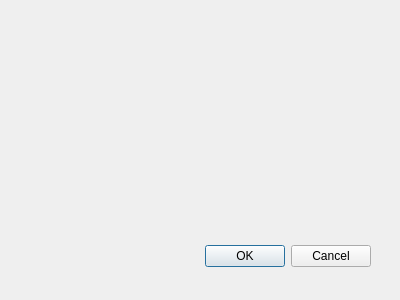
Old version of the form advancedmode.ui in the repository gurmaaan/WeldAnalysis.
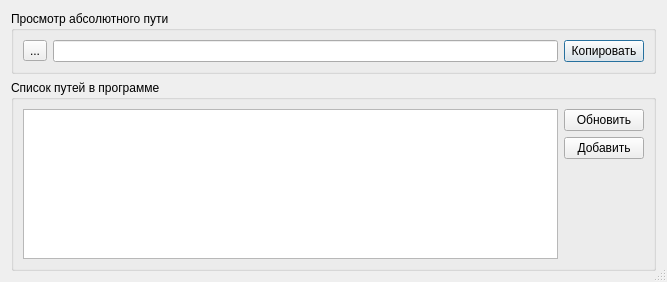
New version of the form.

The edit to the form file:
```diff
--- a/advancedmode.ui
+++ b/advancedmode.ui
@@ -8,29 +8,98 @@
    <rect>
     <x>0</x>
     <y>0</y>
-    <width>400</width>
-    <height>300</height>
+    <width>667</width>
+    <height>282</height>
    </rect>
   </property>
   <property name="windowTitle">
    <string>Dialog</string>
   </property>
-  <widget name="buttonBox" class="QDialogButtonBox">
-   <property name="geometry">
-    <rect>
-     <x>30</x>
-     <y>240</y>
-     <width>341</width>
-     <height>32</height>
-    </rect>
-   </property>
-   <property name="orientation">
-    <enum>Qt::Horizontal</enum>
-   </property>
-   <property name="standardButtons">
-    <set>QDialogButtonBox::Cancel|QDialogButtonBox::Ok</set>
-   </property>
-  </widget>
+  <property name="sizeGripEnabled">
+   <bool>true</bool>
+  </property>
+  <property name="modal">
+   <bool>true</bool>
+  </property>
+  <layout class="QVBoxLayout" name="verticalLayout_2">
+   <item>
+    <widget class="QGroupBox" name="viewPath_group">
+     <property name="title">
+      <string>Просмотр абсолютного пути</string>
+     </property>
+     <layout class="QHBoxLayout" name="horizontalLayout_4">
+      <item>
+       <layout class="QHBoxLayout" name="viewPath_tool">
+        <item>
+         <widget class="QToolButton" name="viewPath_browse_button">
+          <property name="text">
+           <string>...</string>
+          </property>
+         </widget>
+        </item>
+        <item>
+         <widget class="QLineEdit" name="viewPath_lineEdit"/>
+        </item>
+        <item>
+         <widget class="QPushButton" name="viewPath_copy_button">
+          <property name="text">
+           <string>Копировать</string>
+          </property>
+         </widget>
+        </item>
+       </layout>
+      </item>
+     </layout>
+    </widget>
+   </item>
+   <item>
+    <widget class="QGroupBox" name="pathList_group">
+     <property name="title">
+      <string>Список путей в программе</string>
+     </property>
+     <layout class="QHBoxLayout" name="horizontalLayout_3">
+      <item>
+       <layout class="QHBoxLayout" name="pathList_tool">
+        <item>
+         <widget class="QTableView" name="pathList_table"/>
+        </item>
+        <item>
+         <layout class="QVBoxLayout" name="pathList_buttons_group">
+          <item>
+           <widget class="QPushButton" name="pathList_refresh_button">
+            <property name="text">
+             <string>Обновить</string>
+            </property>
+           </widget>
+          </item>
+          <item>
+           <widget class="QPushButton" name="pathList_add_button">
+            <property name="text">
+             <string>Добавить</string>
+            </property>
+           </widget>
+          </item>
+          <item>
+           <spacer name="pathList_buttons_spacer">
+            <property name="orientation">
+             <enum>Qt::Vertical</enum>
+            </property>
+            <property name="sizeHint" stdset="0">
+             <size>
+              <width>20</width>
+              <height>40</height>
+             </size>
+            </property>
+           </spacer>
+          </item>
+         </layout>
+        </item>
+       </layout>
+      </item>
+     </layout>
+    </widget>
+   </item>
+  </layout>
  </widget>
  <pixmapfunction/>
  <resources/>
```
Left out of the diff: 47 changed lines with no effect on the pictures.
